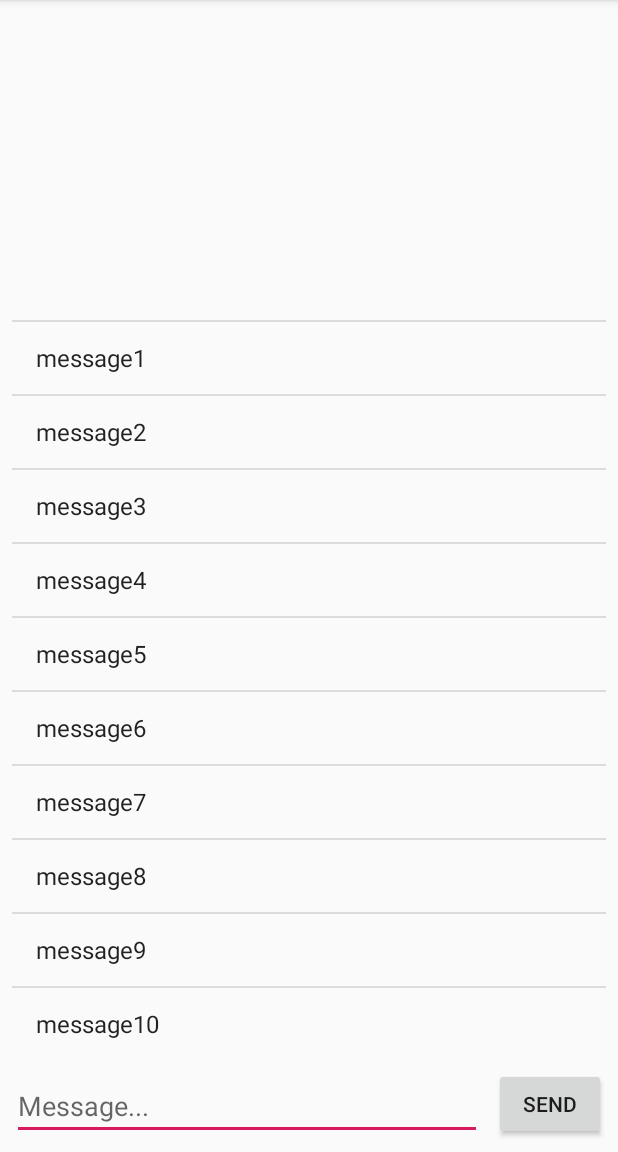
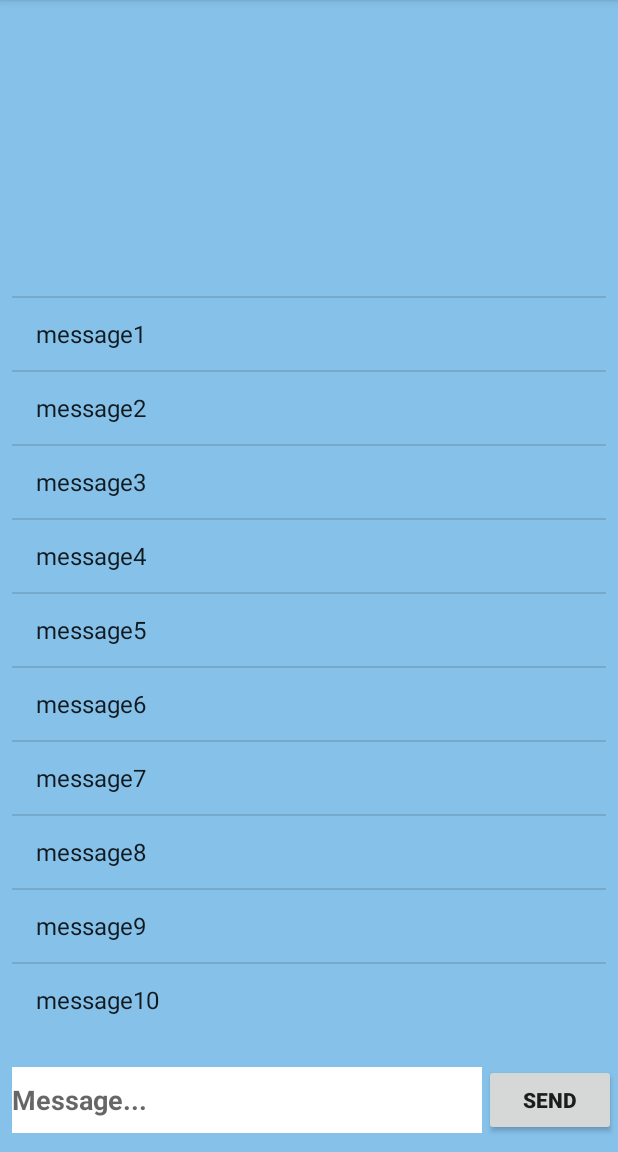
Before and after one commit to Oliverac28/FindMyBand, an Android app: the chat screen opened directly, with no data from a screen before it, on a phone screen of 412 x 824 dp, the part 84-1236 px from its top. Run offline under Robolectric (Android 15) with nearby library versions, the phone set to English and light mode, and no system bars; libraries missing offline, so code that uses them is left out: com.r0adkll.slidr; 1 statement that could not run was skipped.

Commit message:
Edited the theme of the app

```diff
--- a/app/src/main/res/layout/activity_chat.xml
+++ b/app/src/main/res/layout/activity_chat.xml
@@ -4,8 +4,9 @@
     xmlns:tools="http://schemas.android.com/tools"
     android:layout_width="match_parent"
     android:layout_height="match_parent"
-    android:background="@color/background_material_light"
+    android:background="#85C1E9"
     tools:context=".chat">
+    <!--android:background="@color/background_material_light"-->
 
     <androidx.constraintlayout.widget.Guideline
         android:id="@+id/guideline3"
@@ -17,29 +18,36 @@
     <EditText
         android:id="@+id/message_text"
         android:layout_width="0dp"
-        android:layout_height="wrap_content"
+        android:layout_height="44dp"
         android:layout_marginStart="8dp"
+        android:layout_marginTop="8dp"
         android:layout_marginEnd="8dp"
         android:layout_marginBottom="8dp"
+        android:background="#ffffff"
         android:ems="10"
         android:hint="Message..."
         android:inputType="textPersonName"
+        android:textStyle="bold"
         app:layout_constraintBottom_toBottomOf="parent"
         app:layout_constraintEnd_toStartOf="@+id/guideline3"
-        app:layout_constraintStart_toStartOf="parent" />
+        app:layout_constraintStart_toStartOf="parent"
+        app:layout_constraintTop_toTopOf="@+id/guideline4" />
 
     <Button
         android:id="@+id/send_message"
-        android:layout_width="0dp"
+        android:layout_width="wrap_content"
         android:layout_height="wrap_content"
         android:layout_marginStart="8dp"
+        android:layout_marginTop="8dp"
         android:layout_marginEnd="8dp"
         android:layout_marginBottom="8dp"
+        android:onClick="sendMessage"
         android:text="Send"
+        android:textStyle="bold"
         app:layout_constraintBottom_toBottomOf="parent"
         app:layout_constraintEnd_toEndOf="parent"
         app:layout_constraintStart_toEndOf="@+id/message_text"
-        android:onClick="sendMessage"/>
+        app:layout_constraintTop_toTopOf="@+id/guideline4" />
 
     <ListView
         android:id="@+id/display_messages"
@@ -50,9 +58,16 @@
         android:layout_marginEnd="8dp"
         android:layout_marginBottom="8dp"
         android:stackFromBottom="true"
-        app:layout_constraintBottom_toTopOf="@+id/message_text"
+        app:layout_constraintBottom_toTopOf="@+id/guideline4"
         app:layout_constraintEnd_toEndOf="parent"
         app:layout_constraintStart_toStartOf="parent"
         app:layout_constraintTop_toTopOf="parent" />
 
+    <androidx.constraintlayout.widget.Guideline
+        android:id="@+id/guideline4"
+        android:layout_width="wrap_content"
+        android:layout_height="wrap_content"
+        android:orientation="horizontal"
+        app:layout_constraintGuide_percent="0.91" />
+
 </androidx.constraintlayout.widget.ConstraintLayout>
--- a/app/src/main/res/layout/activity_discovery.xml
+++ b/app/src/main/res/layout/activity_discovery.xml
@@ -6,8 +6,10 @@
     android:layout_height="match_parent"
     android:id="@+id/drawer_layout"
     android:fitsSystemWindows="true"
+    android:background="#85C1E9"
     tools:context=".discovery"
-    tools:openDrawer="start">
+    >
+    tools:openDrawer="start"
 
         <LinearLayout
             android:layout_width="match_parent"
@@ -42,6 +44,7 @@
         android:layout_width="wrap_content"
         android:layout_height="match_parent"
         android:layout_gravity="start"
+        android:background="#85C1E9"
         app:headerLayout="@layout/nav_header"
         app:menu="@menu/drawer_menu" />
 
--- a/app/src/main/res/layout/nav_header.xml
+++ b/app/src/main/res/layout/nav_header.xml
@@ -2,7 +2,7 @@
 <LinearLayout xmlns:android="http://schemas.android.com/apk/res/android"
     android:layout_width="match_parent"
     android:layout_height="176dp"
-    android:background="@color/colorAccent"
+    android:background="@color/colorPrimary"
     android:gravity="bottom"
     android:orientation="vertical"
     android:padding="16dp"
@@ -17,12 +17,12 @@
         android:layout_width="wrap_content"
         android:layout_height="wrap_content"
         android:paddingTop="8dp"
-        android:text="Filler"
+        android:text="Find My Band"
         android:textAppearance="@style/TextAppearance.AppCompat.Body1" />
 
     <TextView
         android:layout_width="wrap_content"
         android:layout_height="wrap_content"
-        android:text="More Filler" />
+        android:text="Navigation" />
 
 </LinearLayout>
```
Also changed, not shown: app/src/main/res/layout/activity_account.xml (+14 -0 lines), app/src/main/res/layout/activity_main.xml (+2 -11 lines), app/src/main/res/layout/activity_message.xml (+6 -3 lines), app/src/main/res/layout/activity_registration.xml (+7 -8 lines), app/src/main/res/layout/activity_search.xml (+5 -2 lines), app/src/main/res/layout/activity_setup.xml (+10 -3 lines).
